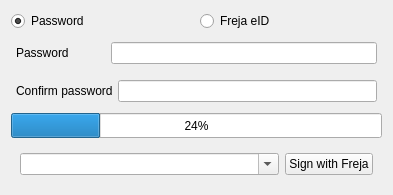
First picture: the form in BlockSettleUILib/WalletKeyWidget.ui, repository BlockSettle/terminal, before the edit.
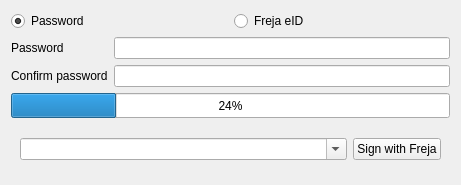
Second picture: the form after the edit.

Commit message:
WIP update new wallet dialog.
- Allow seed printing when new wallet created.
- Force new wallet seed backup check.
- Force encryption password check.

Patch:
```diff
--- a/BlockSettleUILib/WalletKeyWidget.ui
+++ b/BlockSettleUILib/WalletKeyWidget.ui
@@ -6,8 +6,8 @@
    <rect>
     <x>0</x>
     <y>0</y>
-    <width>393</width>
-    <height>187</height>
+    <width>461</width>
+    <height>185</height>
    </rect>
   </property>
   <property name="sizePolicy">
@@ -42,66 +42,23 @@
     </layout>
    </item>
    <item>
-    <widget class="QWidget" name="widgetPassword" native="true">
-     <layout class="QHBoxLayout" name="widgetPassword_3">
-      <property name="spacing">
-       <number>5</number>
-      </property>
-      <property name="leftMargin">
-       <number>5</number>
-      </property>
-      <property name="topMargin">
-       <number>5</number>
-      </property>
-      <property name="rightMargin">
-       <number>5</number>
-      </property>
-      <property name="bottomMargin">
-       <number>5</number>
-      </property>
-      <item>
+    <layout class="QGridLayout" name="gridLayout">
+     <item row="0" column="0">
        <widget class="QLabel" name="labelPassword">
-        <property name="minimumSize">
-         <size>
-          <width>90</width>
-          <height>0</height>
-         </size>
-        </property>
         <property name="text">
          <string>Password</string>
         </property>
        </widget>
       </item>
-      <item>
+     <item row="0" column="1">
        <widget class="QLineEdit" name="lineEditPassword">
         <property name="echoMode">
          <enum>QLineEdit::Password</enum>
         </property>
        </widget>
       </item>
-     </layout>
-    </widget>
-   </item>
-   <item>
-    <widget class="QWidget" name="widgetPasswordConfirm" native="true">
-     <layout class="QHBoxLayout" name="widgetPassword_2">
-      <property name="spacing">
-       <number>5</number>
-      </property>
-      <property name="leftMargin">
-       <number>5</number>
-      </property>
-      <property name="topMargin">
-       <number>5</number>
-      </property>
-      <property name="rightMargin">
-       <number>5</number>
-      </property>
-      <property name="bottomMargin">
-       <number>5</number>
-      </property>
-      <item>
-       <widget class="QLabel" name="label_2">
+     <item row="1" column="0">
+      <widget class="QLabel" name="labelPasswordConfirm">
         <property name="minimumSize">
          <size>
           <width>90</width>
@@ -113,7 +70,7 @@
         </property>
        </widget>
       </item>
-      <item>
+     <item row="1" column="1">
        <widget class="QLineEdit" name="lineEditPasswordConfirm">
         <property name="echoMode">
          <enum>QLineEdit::Password</enum>
@@ -121,7 +78,6 @@
        </widget>
       </item>
      </layout>
-    </widget>
    </item>
    <item>
     <widget class="QProgressBar" name="progressBar">
```
Lines whose indentation alone changed are shown as unchanged. The commit also changes 19 other files.
